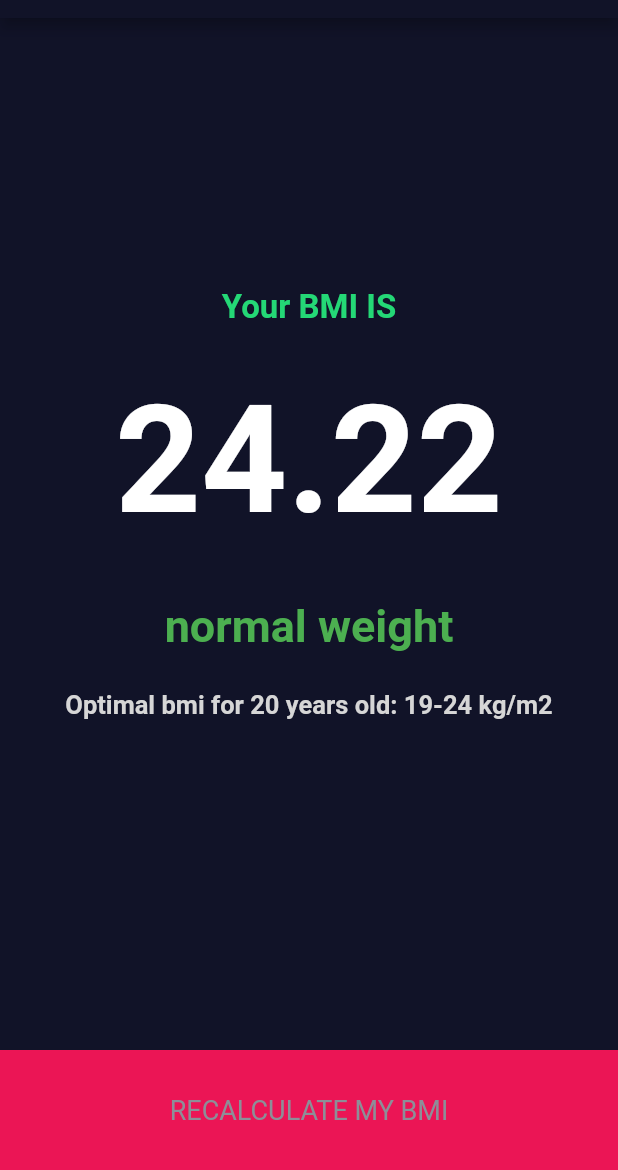
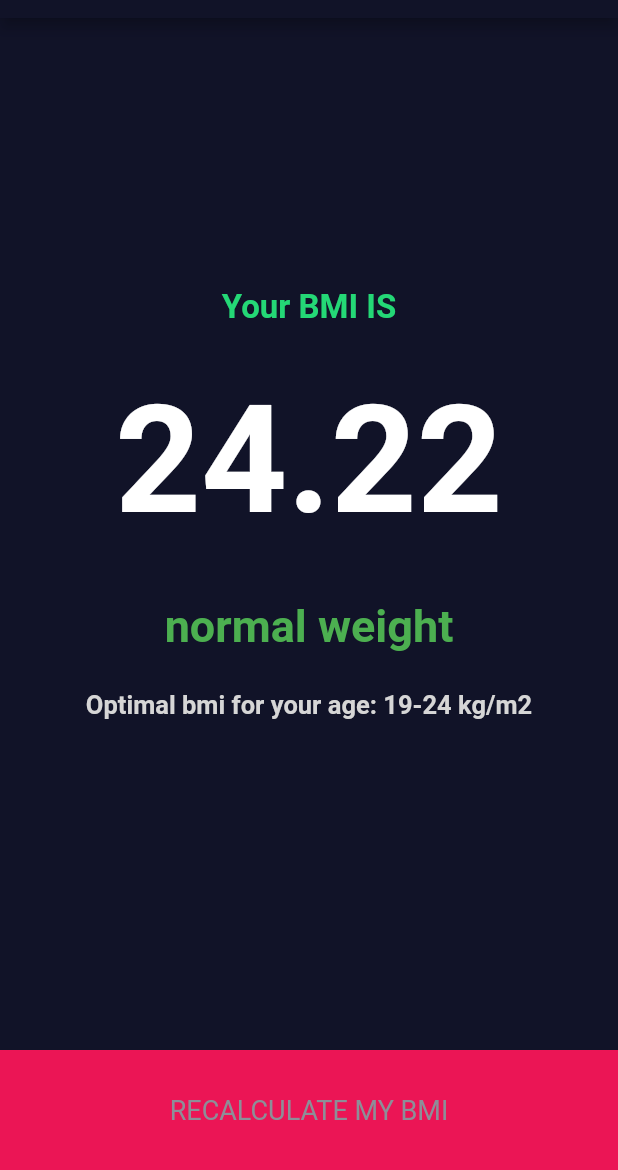
Before and after one commit to demetriusbaker/BMI_App, a Flutter app: the screen it shows after launch, after a tap on "CALCULATE MY BMI", on a phone screen of 412 x 824 dp, the part 66-1236 px from its top. Run offline on Flutter 3.47's test engine with Material 2 defaults, Android fonts, the phone set to English and light mode, and no system bars; our stand-ins replace font_awesome_flutter; generated files the repository leaves out were written again.

Commit message:
added localization and fixed screen orientation

```diff
--- /dev/null
+++ b/l10n.yaml
@@ -0,0 +1,3 @@
+arb-dir: lib/l10n
+template_arb-file: app_en.arb
+output_localization-files: app_localizations.dart
--- /dev/null
+++ b/lib/l10n/l10n.dart
@@ -0,0 +1,9 @@
+import 'dart:ui';
+
+class L10n {
+  static final all = [
+    const Locale('en'),
+    const Locale('be'),
+    const Locale('ru'),
+  ];
+}
--- a/lib/main.dart
+++ b/lib/main.dart
@@ -1,10 +1,19 @@
-import 'package:bmi/result_screen.dart';
 import 'package:flutter/material.dart';
-import 'package:font_awesome_flutter/font_awesome_flutter.dart';
+import 'package:flutter/services.dart';
+import 'package:flutter_gen/gen_l10n/app_localizations.dart';
+import 'package:flutter_localizations/flutter_localizations.dart';
+import 'l10n/l10n.dart';
+import 'screens/input_screen.dart';
 
-import 'constants.dart';
+main() {
+  WidgetsFlutterBinding.ensureInitialized();
+  SystemChrome.setPreferredOrientations([
+    DeviceOrientation.portraitUp,
+    DeviceOrientation.portraitDown,
+  ]);
 
-void main() => runApp(const MyApp());
+  runApp(const MyApp());
+}
 
 class MyApp extends StatelessWidget {
   const MyApp({Key? key}) : super(key: key);
@@ -13,240 +22,15 @@ class MyApp extends StatelessWidget {
   Widget build(BuildContext context) {
     return MaterialApp(
       theme: ThemeData.dark(),
+      debugShowCheckedModeBanner: false,
+      supportedLocales: L10n.all,
+      localizationsDelegates: const [
+        AppLocalizations.delegate,
+        GlobalMaterialLocalizations.delegate,
+        GlobalCupertinoLocalizations.delegate,
+        GlobalWidgetsLocalizations.delegate,
+      ],
       home: const InputPage(),
-      debugShowCheckedModeBanner: false,
     );
   }
 }
-
-enum Gender { male, female }
-
-enum Action { plusWeight, minusWeight, plusAge, minusAge }
-
-class InputPage extends StatefulWidget {
-  const InputPage({Key? key}) : super(key: key);
-
-  @override
-  State<InputPage> createState() => _InputPageState();
-}
-
-class _InputPageState extends State<InputPage> {
-  Gender? gender;
-  int age = 20;
-  int height = 170;
-  int weight = 70;
-
-  @override
-  Widget build(BuildContext context) {
-    return Scaffold(
-      backgroundColor: kBackground,
-      appBar: AppBar(
-        backgroundColor: kBackground,
-        title: const Text(appName, style: kBodyTextStyle),
-      ),
-      body: Column(
-        children: [
-          Expanded(
-            child: Row(
-              children: [
-                initGenderImage(Gender.male, "MALE"),
-                initGenderImage(Gender.female, "FEMALE")
-              ],
-            ),
-          ),
-          Expanded(
-            child: ReusableCard(
-              child: initHeightImage(),
-            ),
-          ),
-          Expanded(
-            child: Row(
-              children: [
-                initParamImage('WEIGHT', Action.plusWeight, Action.minusWeight),
-                initParamImage('AGE', Action.plusAge, Action.minusAge),
-              ],
-            ),
-          ),
-          const SizedBox(height: 20),
-          GestureDetector(
-            onTap: () => openResultScreen(),
-            child: Container(
-              height: 80,
-              color: kBottomContainerColor,
-              child: const Center(
-                  child: Text(
-                "CALCULATE MY BMI",
-                style: kLargeButtonTextStyle,
-              )),
-            ),
-          )
-        ],
-      ),
-    );
-  }
-
-  Expanded initGenderImage(Gender sex, String text) {
-    IconData iconData =
-        sex == Gender.male ? FontAwesomeIcons.mars : FontAwesomeIcons.venus;
-    return Expanded(
-        child: ReusableCard(
-      onTap: () => setState(() {
-        gender = sex;
-      }),
-      color: gender == sex ? kActiveCardColor : kInactiveCardColor,
-      child: Column(
-        mainAxisAlignment: MainAxisAlignment.center,
-        children: [
-          Icon(iconData, size: 100),
-          const SizedBox(
-            height: 20,
-          ),
-          Text(
-            text,
-            style: kBodyTextStyle,
-          )
-        ],
-      ),
-    ));
-  }
-
-  Column initHeightImage() {
-    return Column(
-        mainAxisAlignment: MainAxisAlignment.center,
-        crossAxisAlignment: CrossAxisAlignment.center,
-        children: [
-          const Text(
-            'HEIGHT',
-            style: kBodyTextStyle,
-          ),
-          Text("${height.toString()} cm", style: kNumberTextStyle),
-          Slider(
-              min: 130,
-              max: 230,
-              activeColor: kBottomContainerColor,
-              value: height.toDouble(),
-              onChanged: (value) => setState(() {
-                    height = value.round();
-                  }))
-        ]);
-  }
-
-  Expanded initParamImage(String text, Action action1, Action action2) {
-    return Expanded(
-        child: ReusableCard(
-      child: Column(
-        mainAxisAlignment: MainAxisAlignment.center,
-        children: [
-          Text(
-            text,
-            style: kBodyTextStyle,
-          ),
-          const SizedBox(
-            height: 20,
-          ),
-          Text(
-            text == 'AGE' ? age.toString() : weight.toString(),
-            style: kNumberTextStyle,
-          ),
-          Row(
-            mainAxisAlignment: MainAxisAlignment.center,
-            children: [
-              initButton(action1, FontAwesomeIcons.plus),
-              const SizedBox(width: 5),
-              initButton(action2, FontAwesomeIcons.minus),
-            ],
-          )
-        ],
-      ),
-    ));
-  }
-
-  RawMaterialButton initButton(Action action, IconData icon) {
-    return RawMaterialButton(
-      onPressed: () {
-        setState(() {
-          switch (action) {
-            case Action.plusWeight:
-              increaseWeight();
-              break;
-            case Action.minusWeight:
-              decreaseWeight();
-              break;
-            case Action.plusAge:
-              increaseAge();
-              break;
-            case Action.minusAge:
-              decreaseAge();
-              break;
-          }
-        });
-      },
-      shape: const CircleBorder(),
-      fillColor: kSmallButtonColor,
-      elevation: 10,
-      padding: const EdgeInsets.all(5),
-      child: Icon(icon),
-    );
-  }
-
-  void increaseWeight() {
-    if (weight >= maximumWeight) return;
-    weight++;
-  }
-
-  void decreaseWeight() {
-    if (weight <= minimalWeight) return;
-    weight--;
-  }
-
-  void increaseAge() {
-    if (age >= maximumAge) return;
-    age++;
-  }
-
-  void decreaseAge() {
-    if (age <= minimalAge) return;
-    age--;
-  }
-
-  void openResultScreen() {
-    gender ??= Gender.male;
-
-    Navigator.push(
-        context,
-        MaterialPageRoute(
-            builder: (context) => ResultPage(
-                  gender: gender,
-                  weight: weight,
-                  age: age,
-                  height: height,
-                )));
-  }
-}
-
-class ReusableCard extends StatelessWidget {
-  final Color color;
-  final Widget? child;
-  final VoidCallback? onTap;
-
-  const ReusableCard({
-    Key? key,
-    this.color = kInactiveCardColor,
-    this.child,
-    this.onTap,
-  }) : super(key: key);
-
-  @override
-  Widget build(BuildContext context) {
-    return GestureDetector(
-      onTap: onTap,
-      child: Container(
-        margin: const EdgeInsets.all(10.0),
-        decoration: BoxDecoration(
-            color: color,
-            borderRadius: const BorderRadius.all(Radius.circular(10.0))),
-        child: child,
-      ),
-    );
-  }
-}
--- /dev/null
+++ b/lib/screens/input_screen.dart
@@ -0,0 +1,240 @@
+import 'package:bmi/screens/result_screen.dart';
+import 'package:bmi/tools/constants.dart';
+import 'package:bmi/tools/gender.dart';
+import 'package:flutter/material.dart';
+import 'package:font_awesome_flutter/font_awesome_flutter.dart';
+import 'package:flutter_gen/gen_l10n/app_localizations.dart';
+
+class InputPage extends StatefulWidget {
+  const InputPage({Key? key}) : super(key: key);
+
+  @override
+  State<InputPage> createState() => _InputPageState();
+}
+
+enum Action { plusWeight, minusWeight, plusAge, minusAge }
+
+class _InputPageState extends State<InputPage> {
+  Gender? gender;
+  int age = 20;
+  int height = 170;
+  int weight = 70;
+
+  @override
+  Widget build(BuildContext context) {
+    var local = AppLocalizations.of(context);
+    return Scaffold(
+      backgroundColor: kBackground,
+      appBar: AppBar(
+        backgroundColor: kBackground,
+        title: Text(local?.title ?? '', style: kBodyTextStyle),
+      ),
+      body: Column(
+        children: [
+          Expanded(
+            child: Row(
+              children: [
+                initGenderImage(Gender.male, local?.male ?? ''),
+                initGenderImage(Gender.female, local?.female ?? '')
+              ],
+            ),
+          ),
+          Expanded(
+            child: ReusableCard(
+              child: initHeightImage(local?.height ?? ''),
+            ),
+          ),
+          Expanded(
+            child: Row(
+              children: [
+                initParamImage(local?.weight ?? '', 0, Action.plusWeight,
+                    Action.minusWeight),
+                initParamImage(
+                    local?.age ?? '', 1, Action.plusAge, Action.minusAge),
+              ],
+            ),
+          ),
+          const SizedBox(height: 20),
+          GestureDetector(
+            onTap: () => openResultScreen(),
+            child: Container(
+              height: 80,
+              color: kBottomContainerColor,
+              child: Center(
+                  child: Text(
+                local?.calc ?? '',
+                style: kLargeButtonTextStyle,
+              )),
+            ),
+          )
+        ],
+      ),
+    );
+  }
+
+  Expanded initGenderImage(Gender sex, String text) {
+    IconData iconData =
+        sex == Gender.male ? FontAwesomeIcons.mars : FontAwesomeIcons.venus;
+    return Expanded(
+        child: ReusableCard(
+      onTap: () => setState(() {
+        gender = sex;
+      }),
+      color: gender == sex ? kActiveCardColor : kInactiveCardColor,
+      child: Column(
+        mainAxisAlignment: MainAxisAlignment.center,
+        children: [
+          Icon(iconData, size: 100),
+          const SizedBox(
+            height: 20,
+          ),
+          Text(
+            text,
+            style: kBodyTextStyle,
+          )
+        ],
+      ),
+    ));
+  }
+
+  Column initHeightImage(String lable) {
+    return Column(
+        mainAxisAlignment: MainAxisAlignment.center,
+        crossAxisAlignment: CrossAxisAlignment.center,
+        children: [
+          Text(
+            lable,
+            style: kBodyTextStyle,
+          ),
+          Text("${height.toString()} cm", style: kNumberTextStyle),
+          Slider(
+              min: 130,
+              max: 230,
+              activeColor: kBottomContainerColor,
+              value: height.toDouble(),
+              onChanged: (value) => setState(() {
+                    height = value.round();
+                  }))
+        ]);
+  }
+
+  Expanded initParamImage(
+      String text, int flag, Action action1, Action action2) {
+    return Expanded(
+        child: ReusableCard(
+      child: Column(
+        mainAxisAlignment: MainAxisAlignment.center,
+        children: [
+          Text(
+            text,
+            style: kBodyTextStyle,
+          ),
+          const SizedBox(
+            height: 20,
+          ),
+          Text(
+            flag == 1 ? age.toString() : weight.toString(),
+            style: kNumberTextStyle,
+          ),
+          Row(
+            mainAxisAlignment: MainAxisAlignment.center,
+            children: [
+              initButton(action1, FontAwesomeIcons.plus),
+              const SizedBox(width: 5),
+              initButton(action2, FontAwesomeIcons.minus),
+            ],
+          )
+        ],
+      ),
+    ));
+  }
+
+  RawMaterialButton initButton(Action action, IconData icon) {
+    return RawMaterialButton(
+      onPressed: () {
+        setState(() {
+          switch (action) {
+            case Action.plusWeight:
+              increaseWeight();
+              break;
+            case Action.minusWeight:
+              decreaseWeight();
+              break;
+            case Action.plusAge:
+              increaseAge();
+              break;
+            case Action.minusAge:
+              decreaseAge();
+              break;
+          }
+        });
+      },
+      shape: const CircleBorder(),
+      fillColor: kSmallButtonColor,
+      elevation: 10,
+      padding: const EdgeInsets.all(5),
+      child: Icon(icon),
+    );
+  }
+
+  void increaseWeight() {
+    if (weight >= maximumWeight) return;
+    weight++;
+  }
+
+  void decreaseWeight() {
+    if (weight <= minimalWeight) return;
+    weight--;
+  }
+
+  void increaseAge() {
+    if (age >= maximumAge) return;
+    age++;
+  }
+
+  void decreaseAge() {
+    if (age <= minimalAge) return;
+    age--;
+  }
+
+  void openResultScreen() {
+    gender ??= Gender.male;
+
+    Navigator.push(
+        context,
+        MaterialPageRoute(
+            builder: (context) => ResultPage(
+                  gender: gender,
+                  weight: weight,
+                  age: age,
+                  height: height,
+                )));
+  }
+}
+
+class ReusableCard extends StatelessWidget {
+  final Color color;
+  final Widget? child;
+  final VoidCallback? onTap;
+
+  const ReusableCard({
+    Key? key,
+    this.color = kInactiveCardColor,
+    this.child,
+    this.onTap,
+  }) : super(key: key);
+
+  @override
+  Widget build(BuildContext context) {
+    return GestureDetector(
+      onTap: onTap,
+      child: Container(
+        margin: const EdgeInsets.all(10.0),
+        decoration: BoxDecoration(
+            color: color,
+            borderRadius: const BorderRadius.all(Radius.circular(10.0))),
+        child: child,
+      ),
+    );
+  }
+}
--- a/lib/result_screen.dart
+++ b/lib/screens/result_screen.dart
@@ -1,9 +1,10 @@
 import 'dart:math';
+import 'package:bmi/tools/gender.dart';
+import 'package:flutter/material.dart';
+import '../tools/constants.dart';
+import 'package:flutter_gen/gen_l10n/app_localizations.dart';
 
-import 'package:flutter/material.dart';
-import 'constants.dart';
-import 'main.dart';
-
+// ignore: must_be_immutable
 class ResultPage extends StatelessWidget {
   late Gender? gender;
   late int age;
@@ -24,11 +25,13 @@ class ResultPage extends StatelessWidget {
 
   @override
   Widget build(BuildContext context) {
+    var local = AppLocalizations.of(context);
     return Scaffold(
         backgroundColor: kBackground,
         appBar: AppBar(
           backgroundColor: kBackground,
-          title: const Text(appName, style: kBodyTextStyle),
+          title: Text(AppLocalizations.of(context)?.title ?? '',
+              style: kBodyTextStyle),
         ),
         body: Center(
           child: Column(
@@ -37,13 +40,14 @@ class ResultPage extends StatelessWidget {
               Column(
                 children: [
                   const SizedBox(height: 180),
-                  const Text("Your BMI IS", style: kResultTextStyle),
+                  Text(local?.bmi ?? '', style: kResultTextStyle),
                   const SizedBox(height: 30),
                   Text(_bmi.toStringAsFixed(2), style: kBMITextStyle),
                   const SizedBox(height: 35),
-                  Text(_weightLevel(), style: levelColorStyle),
+                  Text(_weightLevel(local), style: levelColorStyle),
                   const SizedBox(height: 25),
-                  Text(_optimalBMI(), style: kOptimalBMIStyle),
+                  Text(_optimalBMI(local?.optimalBMI ?? ''),
+                      style: kOptimalBMIStyle),
                 ],
               ),
               Align(
@@ -53,9 +57,9 @@ class ResultPage extends StatelessWidget {
                   child: Container(
                       height: 80,
                       color: kBottomContainerColor,
-                      child: const Center(
+                      child: Center(
                         child:
-                            Text("RECALCULATE MY BMI", style: kLabelTextStyle),
+                            Text(local?.recalc ?? '', style: kLabelTextStyle),
                       )),
                 ),
               )
@@ -64,31 +68,31 @@ class ResultPage extends StatelessWidget {
         ));
   }
 
-  String _weightLevel() {
+  String _weightLevel(AppLocalizations? local) {
     int cof = gender == Gender.male ? 1 : 0;
 
     String weightLevel;
     if (_bmi >= 35.0 + cof) {
-      weightLevel = "sereve obesity";
+      weightLevel = local?.weightL1 ?? '';
       levelColorStyle = kWeightLevel5Style;
     } else if (_bmi >= 30.0 + cof) {
-      weightLevel = "obesity";
+      weightLevel = local?.weightL2 ?? '';
       levelColorStyle = kWeightLevel4Style;
     } else if (_bmi >= 25.0 + cof) {
-      weightLevel = "overweight";
+      weightLevel = local?.weightL3 ?? '';
       levelColorStyle = kWeightLevel3Style;
     } else if (_bmi >= 18.5 + cof) {
-      weightLevel = "normal weight";
+      weightLevel = local?.weightL4 ?? '';
       levelColorStyle = kWeightLevel2Style;
     } else {
-      weightLevel = "underweight";
+      weightLevel = local?.weightL5 ?? '';
       levelColorStyle = kWeightLevel1Style;
     }
 
     return weightLevel;
   }
 
-  String _optimalBMI() {
+  String _optimalBMI(String message) {
     String optimalBMI;
     if (age < 19) {
       optimalBMI = "18-23";
@@ -105,6 +109,6 @@ class ResultPage extends StatelessWidget {
     } else {
       optimalBMI = "24-29";
     }
-    return "Optimal bmi for $age years old: $optimalBMI kg/m2";
+    return "$message: $optimalBMI kg/m2";
   }
 }
--- a/lib/constants.dart
+++ b/lib/tools/constants.dart
@@ -1,6 +1,4 @@
 import 'package:flutter/material.dart';
-
-const String appName = "BMI calculator";
 
 const int minimalWeight = 10;
 const int maximumWeight = 200;
--- /dev/null
+++ b/lib/tools/gen_l10n/app_localizations.dart
@@ -0,0 +1 @@
+// TODO Implement this library.
--- /dev/null
+++ b/lib/tools/gender.dart
@@ -0,0 +1 @@
+enum Gender { male, female }
--- a/pubspec.yaml
+++ b/pubspec.yaml
@@ -29,6 +29,9 @@ environment:
 dependencies:
   flutter:
     sdk: flutter
+  flutter_localizations:
+    sdk: flutter
+  intl: ^0.17.0
 
 
   # The following adds the Cupertino Icons font to your application.
@@ -57,6 +60,7 @@ flutter:
   # included with your application, so that you can use the icons in
   # the material Icons class.
   uses-material-design: true
+  generate: true
 
   # To add assets to your application, add an assets section, like this:
   # assets:
```
Also changed, not shown: lib/l10n/app_be.arb (added, +17 -0 lines), lib/l10n/app_en.arb (added, +17 -0 lines), lib/l10n/app_ru.arb (added, +17 -0 lines), pubspec.lock.
